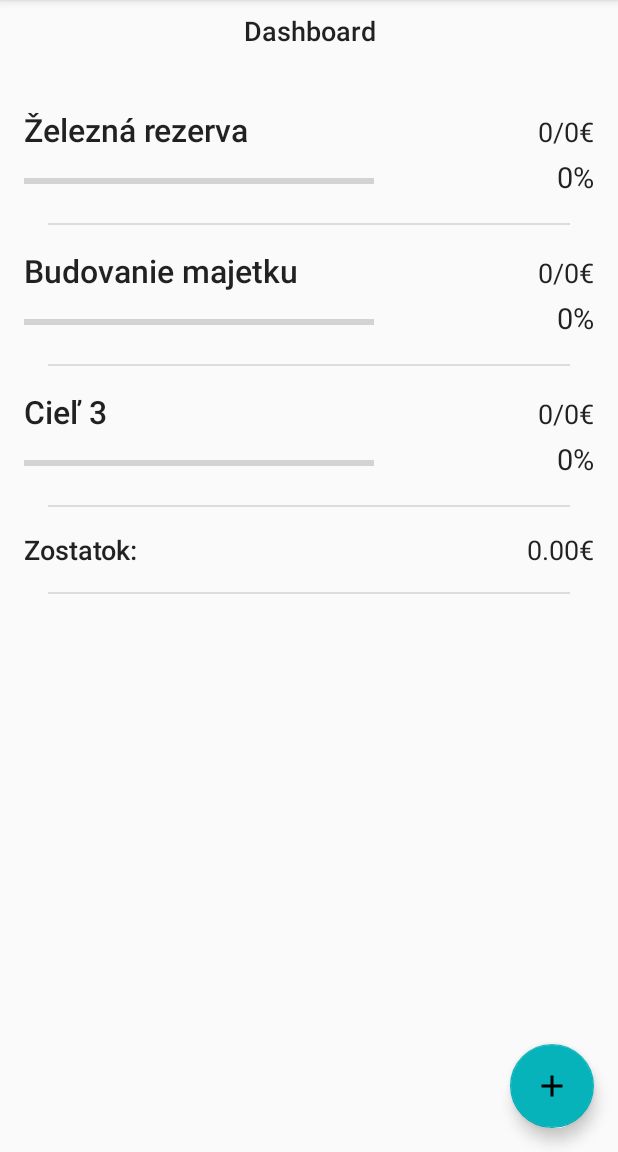
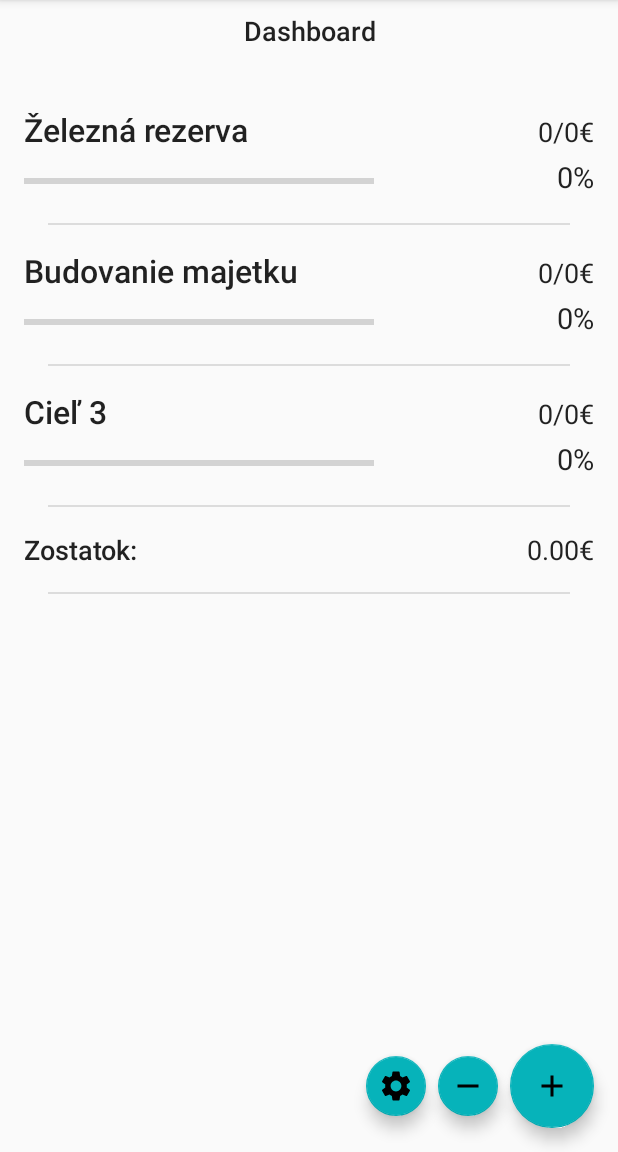
Before and after one commit to Trupendo/FinHealth, an Android app: the MainFragment screen opened through its navigation route, on a phone screen of 412 x 824 dp, the part 84-1236 px from its top. Run offline under Robolectric (Android 15) with nearby library versions, the phone set to English and light mode, and no system bars; our stand-ins replace Firebase (no records; nobody signed in at launch, a user with empty details on screens opened directly); 6 statements that could not run were skipped.

Commit message:
odoberanie zostatku a nastavenie planov

```diff
--- a/app/src/main/java/devetlopers/finhealth/MainFragment.java
+++ b/app/src/main/java/devetlopers/finhealth/MainFragment.java
@@ -49,6 +49,8 @@ public class MainFragment extends Fragment {
         SingletonUser user = SingletonUser.getInstance();
 
         FloatingActionButton toAddMoneyScreenButton = view.findViewById(R.id.btnToAddMoneyScreen);
+        FloatingActionButton removeMoneyButton = view.findViewById(R.id.btnRemoveZostatok);
+        FloatingActionButton settingGoalButton = view.findViewById(R.id.btnSettingPlan);
         TextView zostatokValue = view.findViewById(R.id.zostatokValue);
         TextView dashoard = view.findViewById(R.id.dashboard);
         TextView stav1 = view.findViewById(R.id.stav1);
@@ -108,6 +110,14 @@ public class MainFragment extends Fragment {
         toAddMoneyScreenButton.setOnClickListener(view1 -> {
             Navigation.findNavController(view).navigate(R.id.action_mainFragment_to_addMoneyFragment);
         });
+
+        removeMoneyButton.setOnClickListener(view1 -> {
+            Navigation.findNavController(view).navigate(R.id.action_mainFragment_to_removeMoneyFragment);
+        });
+
+        settingGoalButton.setOnClickListener(view1 -> {
+            Navigation.findNavController(view).navigate(R.id.action_global_sumarizationFragment);
+        });
     }
 
     public String format(double hodnota) {
--- /dev/null
+++ b/app/src/main/res/drawable/ic_remove.xml
@@ -0,0 +1,9 @@
+<vector xmlns:android="http://schemas.android.com/apk/res/android"
+    android:width="24dp"
+    android:height="24dp"
+    android:viewportWidth="24"
+    android:viewportHeight="24">
+  <path
+      android:fillColor="#FF000000"
+      android:pathData="M19,13H5v-2h14v2z"/>
+</vector>
--- a/app/src/main/res/layout/fragment_main.xml
+++ b/app/src/main/res/layout/fragment_main.xml
@@ -299,5 +299,29 @@
 
     </LinearLayout>
 
+    <com.google.android.material.floatingactionbutton.FloatingActionButton
+        android:id="@+id/btnRemoveZostatok"
+        android:layout_width="wrap_content"
+        android:layout_height="wrap_content"
+        android:layout_marginEnd="8dp"
+        android:layout_marginBottom="24dp"
+        android:clickable="true"
+        android:src="@drawable/ic_remove"
+        app:fabSize="mini"
+        app:layout_constraintBottom_toBottomOf="parent"
+        app:layout_constraintEnd_toStartOf="@+id/btnToAddMoneyScreen" />
+
+    <com.google.android.material.floatingactionbutton.FloatingActionButton
+        android:id="@+id/btnSettingPlan"
+        android:layout_width="wrap_content"
+        android:layout_height="wrap_content"
+        android:layout_marginEnd="8dp"
+        android:layout_marginBottom="24dp"
+        android:clickable="true"
+        android:src="@drawable/ic_settings"
+        app:fabSize="mini"
+        app:layout_constraintBottom_toBottomOf="parent"
+        app:layout_constraintEnd_toStartOf="@+id/btnRemoveZostatok" />
+
 
 </androidx.constraintlayout.widget.ConstraintLayout>
--- a/app/src/main/res/layout/fragment_sumarization.xml
+++ b/app/src/main/res/layout/fragment_sumarization.xml
@@ -34,7 +34,7 @@
         android:layout_width="wrap_content"
         android:layout_height="wrap_content"
         android:layout_marginTop="2dp"
-        android:text="Čokoľvek si viete predstaviť ináč, môžete teraz, alebo v čase meniť."
+        android:text="Čokoľvek si viete predstaviť inak, môžete teraz, alebo v čase meniť."
         android:textAlignment="center"
         app:layout_constraintEnd_toEndOf="parent"
         app:layout_constraintStart_toStartOf="parent"
--- a/app/src/main/res/navigation/main_graph.xml
+++ b/app/src/main/res/navigation/main_graph.xml
@@ -16,6 +16,9 @@
         <action
             android:id="@+id/action_mainFragment_to_sendMoneyFragment"
             app:destination="@id/sendMoneyFragment" />
+        <action
+            android:id="@+id/action_mainFragment_to_removeMoneyFragment"
+            app:destination="@id/removeMoneyFragment" />
     </fragment>
     <fragment
         android:id="@+id/loginFragment"
@@ -69,4 +72,9 @@
         android:name="devetlopers.finhealth.SendMoneyFragment"
         android:label="fragment_send_money"
         tools:layout="@layout/fragment_send_money" />
+    <fragment
+        android:id="@+id/removeMoneyFragment"
+        android:name="devetlopers.finhealth.RemoveMoneyFragment"
+        android:label="fragment_remove_money"
+        tools:layout="@layout/fragment_remove_money" /><action android:id="@+id/action_global_sumarizationFragment" app:destination="@id/sumarizationFragment"/>
 </navigation>
--- a/app/src/main/res/values/strings.xml
+++ b/app/src/main/res/values/strings.xml
@@ -12,6 +12,4 @@
     <string name="priezvisko">Priezvisko</string>
     <string name="euro">€</string>
     <string name="percent">%</string>
-    <!-- TODO: Remove or change this placeholder text -->
-    <string name="hello_blank_fragment">Hello blank fragment</string>
 </resources>
```
Also changed, not shown: app/src/main/java/devetlopers/finhealth/RemoveMoneyFragment.java (added, +62 -0 lines), app/src/main/res/layout/fragment_remove_money.xml (added, +49 -0 lines).
